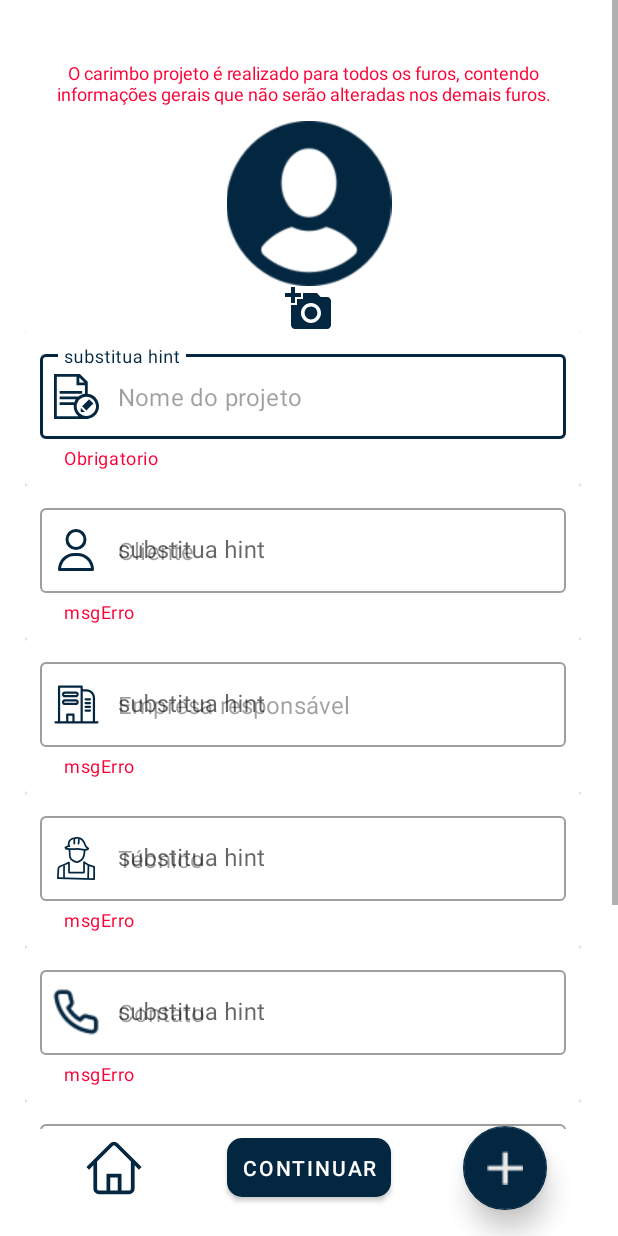
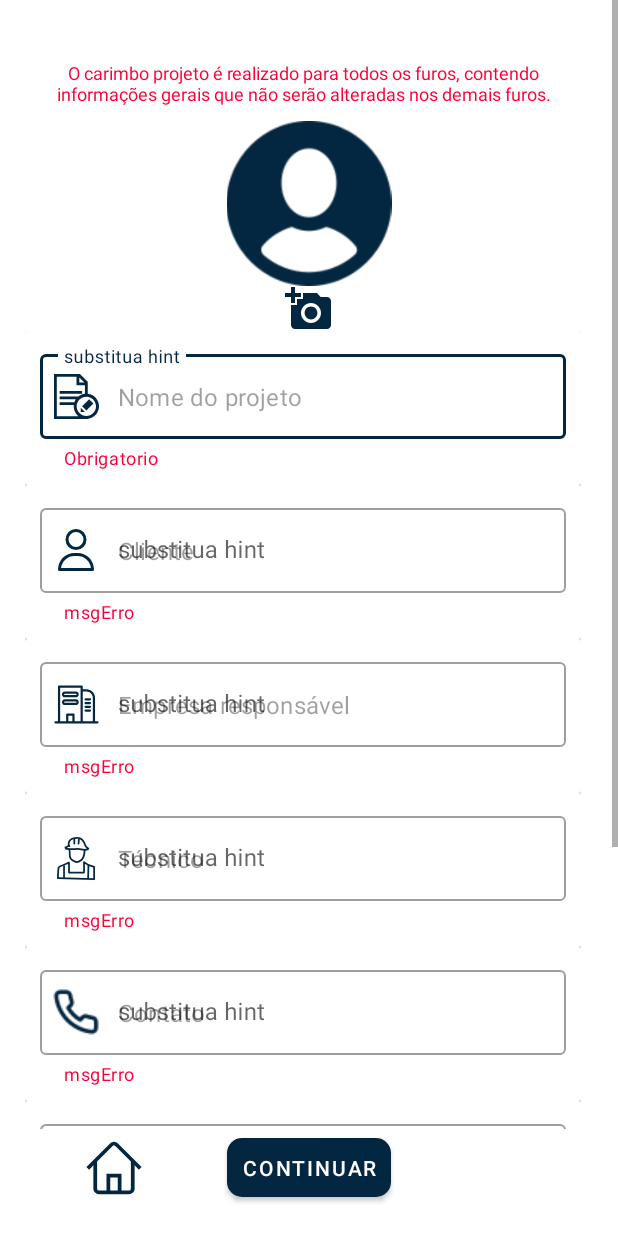
Before and after one commit to Montaigne-ensaios/montaigne_app, an Android app: the screen it shows after launch (SptActivity), after a tap on "novo projeto", on a phone screen of 412 x 824 dp. Run offline under Robolectric (Android 15) with nearby library versions, the phone set to English and light mode, and no system bars; our stand-ins replace Firebase (no records; nobody signed in at launch, a user with empty details on screens opened directly); 1 statement that could not run was skipped.

Commit message:
Adicionado butão de Pegar Localização na tela de Fragment Carimbo Projeto
Exclui os butões flutuantes da tela de activity_home e activity_spt.

Adicionei o butão de pegar localização na tela de fragment_carimbo_projeto.

```diff
--- a/app/src/main/res/layout/acitivity_spt.xml
+++ b/app/src/main/res/layout/acitivity_spt.xml
@@ -36,15 +36,4 @@
         app:layout_constraintTop_toTopOf="@+id/buttonContinue"
         app:srcCompat="@drawable/icon_home" />
 
-    <com.google.android.material.floatingactionbutton.FloatingActionButton
-        android:id="@+id/buttonAdcionar"
-        android:layout_width="wrap_content"
-        android:layout_height="wrap_content"
-        android:clickable="true"
-        app:elevation="10dp"
-        app:layout_constraintBottom_toBottomOf="@+id/buttonContinue"
-        app:layout_constraintEnd_toEndOf="parent"
-        app:layout_constraintStart_toEndOf="@+id/buttonContinue"
-        app:layout_constraintTop_toTopOf="@+id/buttonContinue"
-        app:srcCompat="@drawable/icon_fab_add" />
 </androidx.constraintlayout.widget.ConstraintLayout>
--- a/app/src/main/res/layout/fragment_carimbo_projeto.xml
+++ b/app/src/main/res/layout/fragment_carimbo_projeto.xml
@@ -30,6 +30,17 @@
                 android:id="@+id/constraintLayout"
                 android:layout_width="match_parent"
                 android:layout_height="match_parent">
+
+                <Button
+                    android:id="@+id/buttonGetLocation2"
+                    android:layout_width="wrap_content"
+                    android:layout_height="wrap_content"
+                    android:layout_marginTop="8dp"
+                    android:drawableLeft="@drawable/icon_pin"
+                    android:text="@string/TxtBotaoLocalizacao"
+                    app:layout_constraintEnd_toStartOf="@+id/guidelineEnd"
+                    app:layout_constraintStart_toStartOf="@+id/recyclerCarimboProjeto"
+                    app:layout_constraintTop_toBottomOf="@+id/recyclerCarimboProjeto" />
 
                 <TextView
                     android:id="@+id/textWarning1"
```
Also changed, not shown: app/src/main/res/layout/activity_home.xml (+0 -12 lines).
